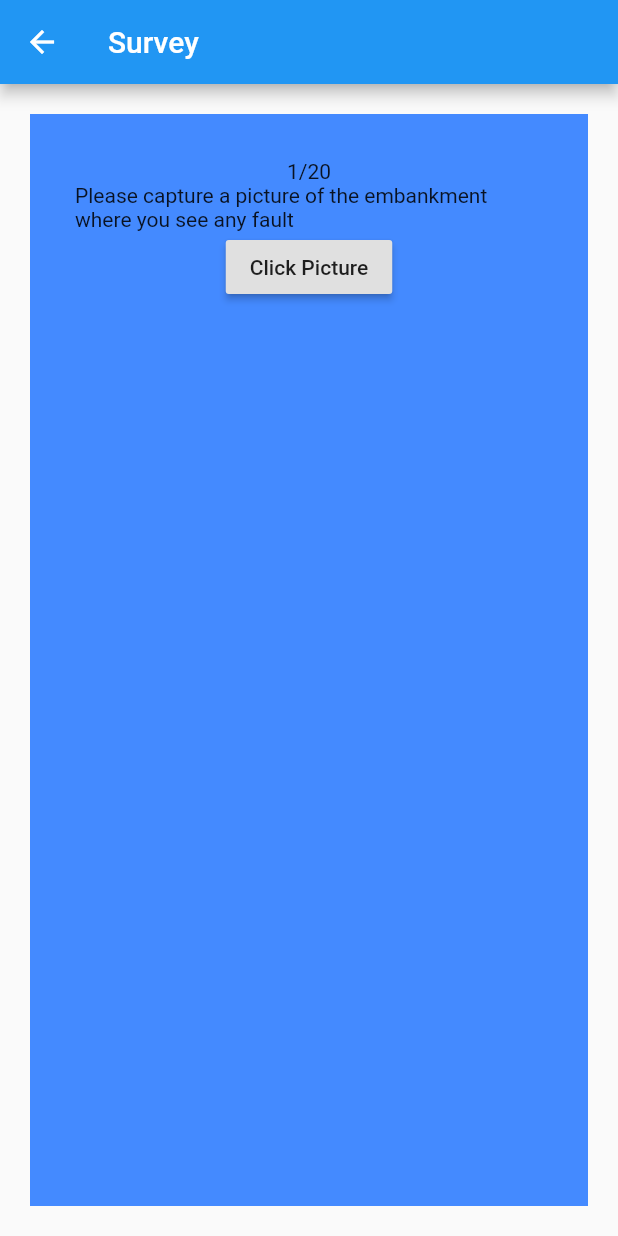
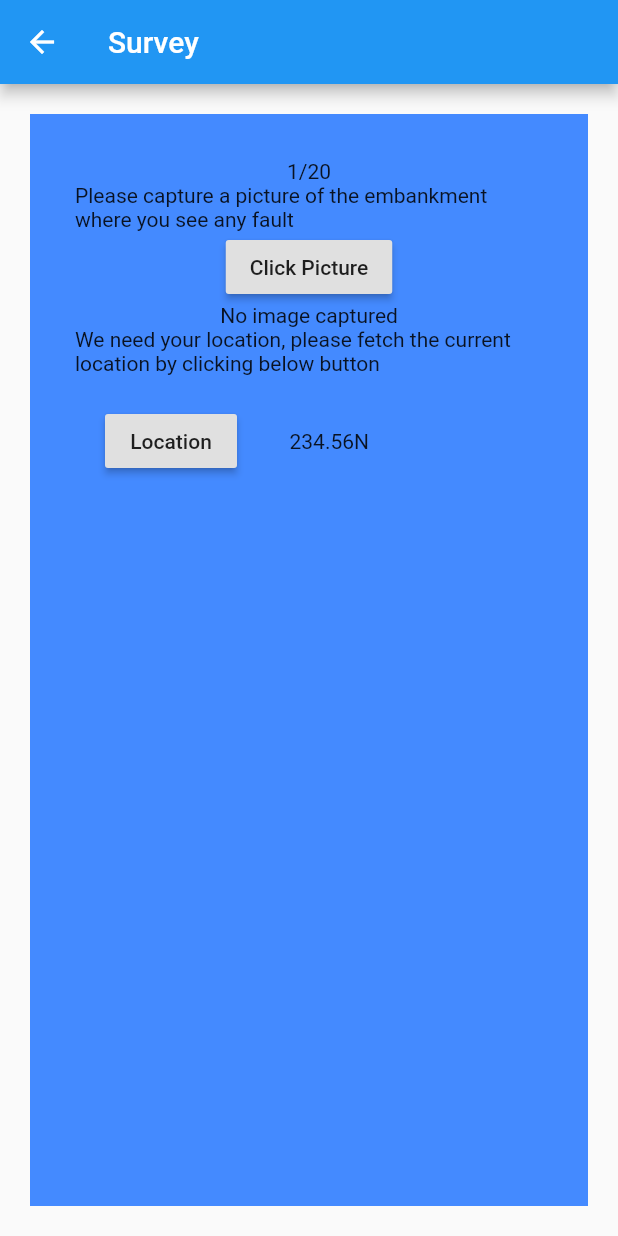
Before and after one commit to Hexa-Byte-6/Jal_Shakti_Sushant, a Flutter app: the JalShaktiHome screen opened directly, after a tap on "Start Survey", on a phone screen of 412 x 824 dp. Run offline on Flutter 3.47's test engine with Material 2 defaults, Android fonts, the phone set to English and light mode, and no system bars; our stand-ins replace camera.

Commit message:
Some layout changes
Updated layout of Camera screen and Survey Page

```diff
--- a/lib/screens/jal_shakti_home.dart
+++ b/lib/screens/jal_shakti_home.dart
@@ -1,32 +1,9 @@
 import 'package:flutter/material.dart';
-import 'package:camera/camera.dart';
 
-import '../screens/camera_screen.dart';
 import '../custom-widgets/introduction_card.dart';
 import './survey_page.dart';
 
-CameraDescription firstCamera;
-
-Future initialize() async{
-  // Ensure that plugin services are initialized so that `availableCameras()`
-  // can be called before `runApp()`
-  WidgetsFlutterBinding.ensureInitialized();
-
-  // Obtain a list of the available cameras on the device.
-  final cameras = await availableCameras();
-
-  // Get a specific camera from the list of available cameras.
-  firstCamera = cameras.first;
-
-}
-
-
 class JalShaktiHome extends StatelessWidget {
-
-  JalShaktiHome(){
-    initialize();
-  }
-
   @override
   Widget build(BuildContext context) {
     return Container(
@@ -40,19 +17,19 @@ class JalShaktiHome extends StatelessWidget {
               Center(
                 child: IntroductionCard(),
               ),
-              RaisedButton(
-                  child: Text('Capture picture'),
-                  onPressed: () {
-                    Navigator.push(context,
-                        MaterialPageRoute(builder: (context) {
-                      return TakePictureScreen(camera: firstCamera) ;
-                    }));
-                  }),
+              // RaisedButton(
+              //     child: Text('Capture picture'),
+              //     onPressed: () {
+              //       Navigator.push(context,
+              //           MaterialPageRoute(builder: (context) {
+              //         return TakePictureScreen(camera: firstCamera) ;
+              //       }));
+              //     }),
               RaisedButton(
                 child: Text('Start Survey'),
                 onPressed: () {
                   Navigator.push(context, MaterialPageRoute(builder: (context) {
-                    return Surveypage(firstCamera);
+                    return Surveypage("no image");
                   }));
                 },
               )
--- a/lib/screens/survey_page.dart
+++ b/lib/screens/survey_page.dart
@@ -1,11 +1,29 @@
 import 'package:camera/camera.dart';
 import 'package:flutter/material.dart';
+import 'dart:io';
 
 import '../screens/camera_screen.dart';
 
+CameraDescription firstCamera;
+
+Future initialize() async {
+  // Ensure that plugin services are initialized so that `availableCameras()`
+  // can be called before `runApp()`
+  WidgetsFlutterBinding.ensureInitialized();
+
+  // Obtain a list of the available cameras on the device.
+  final cameras = await availableCameras();
+
+  // Get a specific camera from the list of available cameras.
+  firstCamera = cameras.first;
+}
+
 class Surveypage extends StatefulWidget {
-  final CameraDescription camera;
-  Surveypage(this.camera);
+  final String imagePath;
+  Surveypage(this.imagePath) {
+    initialize();
+    debugPrint("Camera initialized..........");
+  }
 
   @override
   _SurveypageState createState() => _SurveypageState();
@@ -14,6 +32,7 @@ class Surveypage extends StatefulWidget {
 class _SurveypageState extends State<Surveypage> {
   @override
   Widget build(BuildContext context) {
+    var _location = "234.56N";
     return Scaffold(
       appBar: AppBar(
         title: Text('Survey'),
@@ -27,15 +46,41 @@ class _SurveypageState extends State<Surveypage> {
         child: Column(
           children: <Widget>[
             Text('1/20'),
-            Text('Please capture a picture of the embankment where you see any fault'),
+            Text(
+                'Please capture a picture of the embankment where you see any fault'),
             RaisedButton(
-                  child: Text('Click Picture'),
-                  onPressed: () {
-                    Navigator.push(context,
-                        MaterialPageRoute(builder: (context) {
-                      return TakePictureScreen(camera: widget.camera) ;
-                    }));
-                  }),
+                child: Text('Click Picture'),
+                onPressed: () {
+                  Navigator.push(context, MaterialPageRoute(builder: (context) {
+                    return TakePictureScreen(camera: firstCamera);
+                  }));
+                }),
+            Container(
+              child: widget.imagePath == "no image"
+                  ? Text('No image captured')
+                  : Image.file(
+                      File(widget.imagePath),
+                      width: 200,
+                      height: 200,
+                    ),
+            ),
+            Text(
+                'We need your location, please fetch the current location by clicking below button'),
+            Container(
+              child: Row(
+                children: <Widget>[
+                  Padding(
+                    padding: EdgeInsets.all(20),
+                    child:
+                        RaisedButton(child: Text('Location'), onPressed: () {}),
+                  ),
+                  Padding(
+                    padding: EdgeInsets.all(15),
+                    child: Text(_location),
+                  ),
+                ],
+              ),
+            ),
           ],
         ),
       ),
```
Also changed, not shown: lib/screens/camera_screen.dart (+24 -7 lines).
